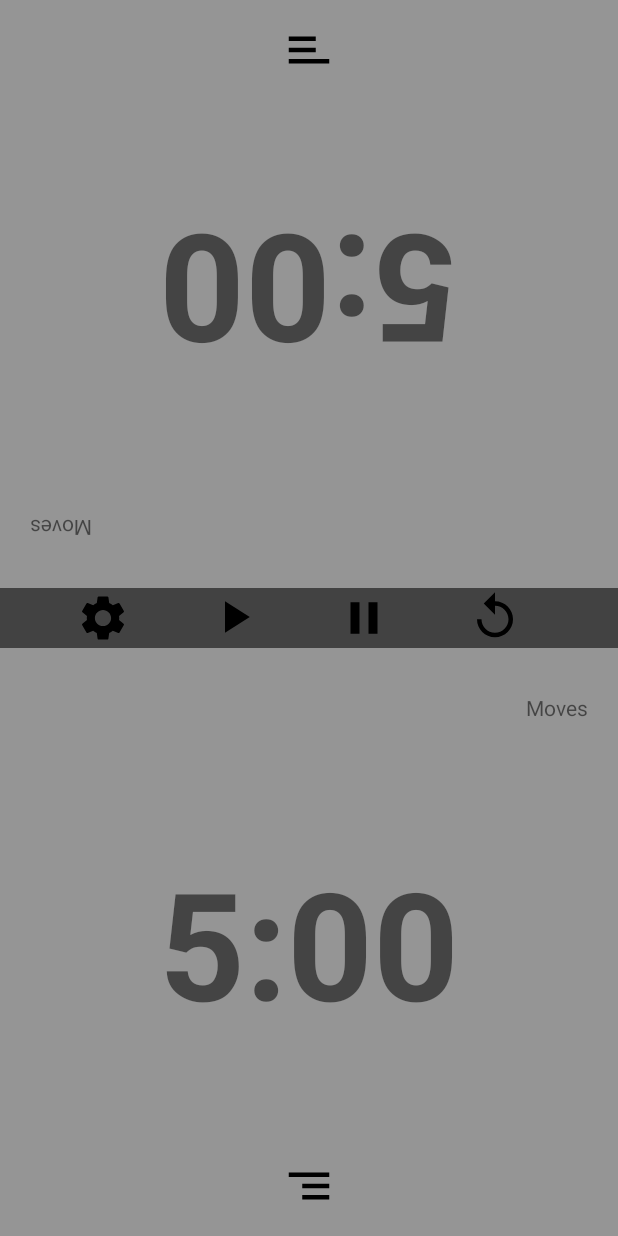
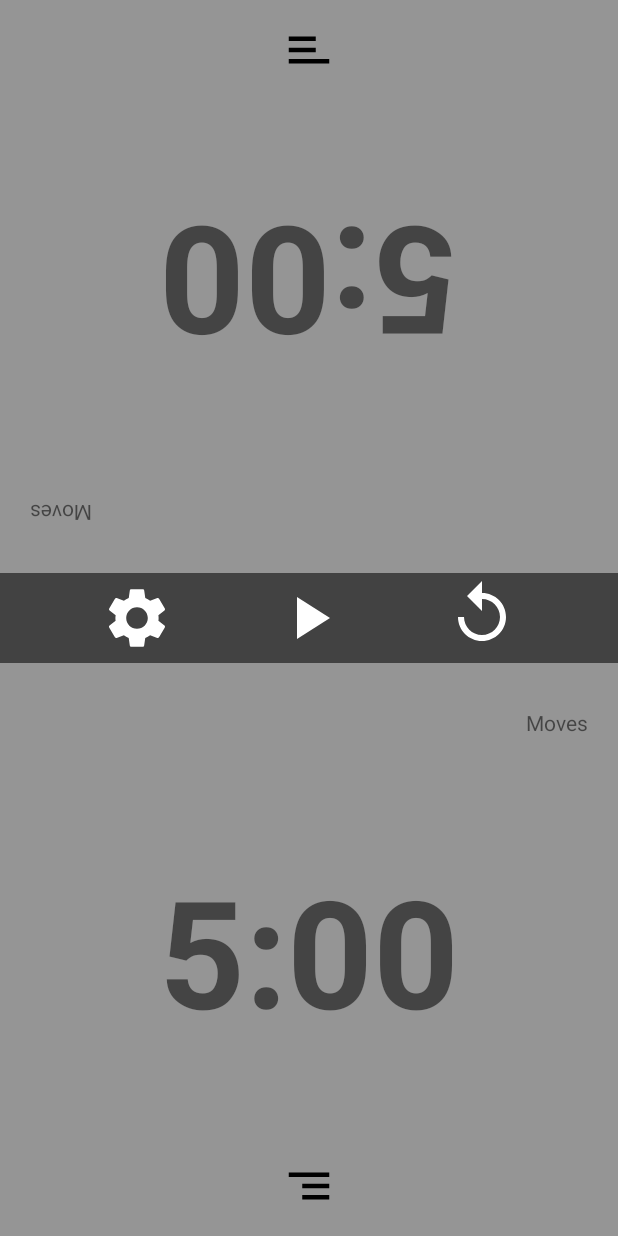
Before and after one commit to Zefer97/ChessApp, an Android app: the screen it shows after launch (MainActivity), on a phone screen of 412 x 824 dp. Run offline under Robolectric (Android 15) with nearby library versions, the phone set to English and light mode, and no system bars.

Commit message:
Chess App Fix

```diff
--- a/app/src/main/res/drawable/pause.xml
+++ b/app/src/main/res/drawable/pause.xml
@@ -1,5 +1,5 @@
-<vector android:height="36dp" android:tint="#000000"
+<vector android:height="48dp" android:tint="#FFFFFF"
     android:viewportHeight="24" android:viewportWidth="24"
-    android:width="36dp" xmlns:android="http://schemas.android.com/apk/res/android">
+    android:width="48dp" xmlns:android="http://schemas.android.com/apk/res/android">
     <path android:fillColor="@android:color/white" android:pathData="M6,19h4L10,5L6,5v14zM14,5v14h4L18,5h-4z"/>
 </vector>
--- a/app/src/main/res/drawable/play.xml
+++ b/app/src/main/res/drawable/play.xml
@@ -1,5 +1,5 @@
-<vector android:height="36dp" android:tint="#000000"
+<vector android:height="48dp" android:tint="#FFFFFF"
     android:viewportHeight="24" android:viewportWidth="24"
-    android:width="36dp" xmlns:android="http://schemas.android.com/apk/res/android">
+    android:width="48dp" xmlns:android="http://schemas.android.com/apk/res/android">
     <path android:fillColor="@android:color/white" android:pathData="M8,5v14l11,-7z"/>
 </vector>
--- a/app/src/main/res/drawable/replay.xml
+++ b/app/src/main/res/drawable/replay.xml
@@ -1,5 +1,5 @@
-<vector android:height="36dp" android:tint="#000000"
+<vector android:height="48dp" android:tint="#FFFFFF"
     android:viewportHeight="24" android:viewportWidth="24"
-    android:width="36dp" xmlns:android="http://schemas.android.com/apk/res/android">
+    android:width="48dp" xmlns:android="http://schemas.android.com/apk/res/android">
     <path android:fillColor="@android:color/white" android:pathData="M12,5V1L7,6l5,5V7c3.31,0 6,2.69 6,6s-2.69,6 -6,6 -6,-2.69 -6,-6H4c0,4.42 3.58,8 8,8s8,-3.58 8,-8 -3.58,-8 -8,-8z"/>
 </vector>
--- a/app/src/main/res/drawable/settings.xml
+++ b/app/src/main/res/drawable/settings.xml
@@ -1,5 +1,5 @@
-<vector android:height="36dp" android:tint="#000000"
+<vector android:height="48dp" android:tint="#FFFFFF"
     android:viewportHeight="24" android:viewportWidth="24"
-    android:width="36dp" xmlns:android="http://schemas.android.com/apk/res/android">
+    android:width="48dp" xmlns:android="http://schemas.android.com/apk/res/android">
     <path android:fillColor="@android:color/white" android:pathData="M19.14,12.94c0.04,-0.3 0.06,-0.61 0.06,-0.94c0,-0.32 -0.02,-0.64 -0.07,-0.94l2.03,-1.58c0.18,-0.14 0.23,-0.41 0.12,-0.61l-1.92,-3.32c-0.12,-0.22 -0.37,-0.29 -0.59,-0.22l-2.39,0.96c-0.5,-0.38 -1.03,-0.7 -1.62,-0.94L14.4,2.81c-0.04,-0.24 -0.24,-0.41 -0.48,-0.41h-3.84c-0.24,0 -0.43,0.17 -0.47,0.41L9.25,5.35C8.66,5.59 8.12,5.92 7.63,6.29L5.24,5.33c-0.22,-0.08 -0.47,0 -0.59,0.22L2.74,8.87C2.62,9.08 2.66,9.34 2.86,9.48l2.03,1.58C4.84,11.36 4.8,11.69 4.8,12s0.02,0.64 0.07,0.94l-2.03,1.58c-0.18,0.14 -0.23,0.41 -0.12,0.61l1.92,3.32c0.12,0.22 0.37,0.29 0.59,0.22l2.39,-0.96c0.5,0.38 1.03,0.7 1.62,0.94l0.36,2.54c0.05,0.24 0.24,0.41 0.48,0.41h3.84c0.24,0 0.44,-0.17 0.47,-0.41l0.36,-2.54c0.59,-0.24 1.13,-0.56 1.62,-0.94l2.39,0.96c0.22,0.08 0.47,0 0.59,-0.22l1.92,-3.32c0.12,-0.22 0.07,-0.47 -0.12,-0.61L19.14,12.94zM12,15.6c-1.98,0 -3.6,-1.62 -3.6,-3.6s1.62,-3.6 3.6,-3.6s3.6,1.62 3.6,3.6S13.98,15.6 12,15.6z"/>
 </vector>
--- a/app/src/main/res/layout/activity_main.xml
+++ b/app/src/main/res/layout/activity_main.xml
@@ -67,6 +67,8 @@
             android:layout_height="wrap_content"
             android:ems="10"
             android:hint="@string/amount_of_time_minutes"
+            android:textColor="@color/white"
+            android:textColorHint="@color/white"
             android:inputType="number"
             android:visibility="invisible"
             app:layout_constraintBottom_toTopOf="@+id/settingPlayerOne"
@@ -98,7 +100,7 @@
         android:layout_width="match_parent"
         android:layout_height="0dp"
         android:clickable="false"
-        android:layout_marginBottom="20dp"
+        android:layout_marginBottom="40dp"
         android:background="#959595"
         android:scaleX="-1"
         android:scaleY="-1"
@@ -154,6 +156,8 @@
             android:layout_height="wrap_content"
             android:ems="10"
             android:hint="@string/amount_of_time_minutes"
+            android:textColor="@color/white"
+            android:textColorHint="@color/white"
             android:inputType="number"
             android:visibility="invisible"
             app:layout_constraintBottom_toTopOf="@+id/settingPlayerTwo"
@@ -182,25 +186,15 @@
         android:id="@+id/imageSetting"
         android:layout_width="wrap_content"
         android:layout_height="wrap_content"
-
         app:layout_constraintBottom_toTopOf="@+id/ButtonPlayerOne"
-        app:layout_constraintEnd_toStartOf="@+id/imagePlay"
+        app:layout_constraintEnd_toStartOf="@+id/imagePause"
         app:layout_constraintHorizontal_bias="0.5"
         app:layout_constraintStart_toStartOf="parent"
         app:layout_constraintTop_toBottomOf="@+id/ButtonPlayerTwo"
         app:layout_constraintVertical_bias="0.5"
         app:srcCompat="@drawable/settings" />
 
-    <ImageView
-        android:id="@+id/imagePlay"
-        android:layout_width="wrap_content"
-        android:layout_height="wrap_content"
-        app:layout_constraintBottom_toTopOf="@+id/ButtonPlayerOne"
-        app:layout_constraintEnd_toStartOf="@+id/imagePause"
-        app:layout_constraintStart_toEndOf="@+id/imageSetting"
-        app:layout_constraintTop_toBottomOf="@+id/ButtonPlayerTwo"
-        app:layout_constraintVertical_bias="0.25"
-        app:srcCompat="@drawable/play" />
+
 
     <ImageView
         android:id="@+id/ImageReplay"
@@ -209,7 +203,7 @@
         app:layout_constraintBottom_toTopOf="@+id/ButtonPlayerOne"
         app:layout_constraintEnd_toEndOf="parent"
         app:layout_constraintHorizontal_bias="0.683"
-        app:layout_constraintStart_toEndOf="@+id/imagePlay"
+        app:layout_constraintStart_toEndOf="@+id/imagePause"
         app:layout_constraintTop_toBottomOf="@+id/ButtonPlayerTwo"
         app:layout_constraintVertical_bias="0.25"
         app:srcCompat="@drawable/replay" />
@@ -231,10 +225,10 @@
         app:layout_constraintBottom_toTopOf="@+id/ButtonPlayerOne"
         app:layout_constraintEnd_toStartOf="@+id/ImageReplay"
         app:layout_constraintHorizontal_bias="0.5"
-        app:layout_constraintStart_toEndOf="@+id/imagePlay"
+        app:layout_constraintStart_toEndOf="@+id/imageSetting"
         app:layout_constraintTop_toBottomOf="@+id/ButtonPlayerTwo"
         app:layout_constraintVertical_bias="0.5"
-        app:srcCompat="@drawable/pause" />
+        app:srcCompat="@drawable/play" />
 
     <EditText
         android:id="@+id/timeEdit"
@@ -242,6 +236,7 @@
         android:layout_height="wrap_content"
         android:textColor="@color/white"
         android:textColorHint="@color/white"
+        android:imeOptions="actionDone"
         android:ems="10"
         android:hint="@string/amount_of_time_minutes"
         android:inputType="number"
```
Also changed, not shown: app/src/main/java/com/example/foodapp/MainActivity.kt (+90 -22 lines).
